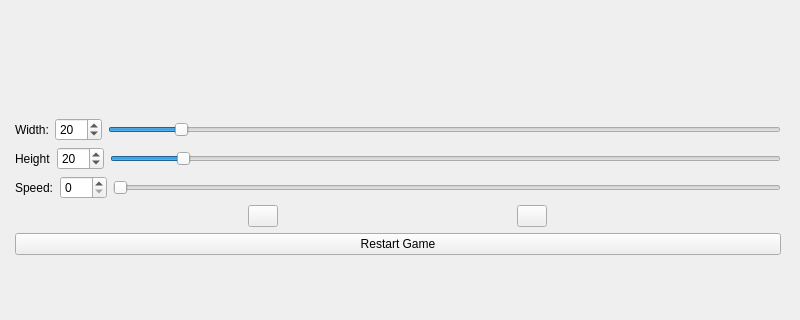
First picture: the form in src/Game_Of_Life/Qt_assets/main.ui, repository Secozzi/Cellular-Automation, before the edit; both pictures show x 0 to 800 and y 103 to 423 of the 800 by 600 pixel window.
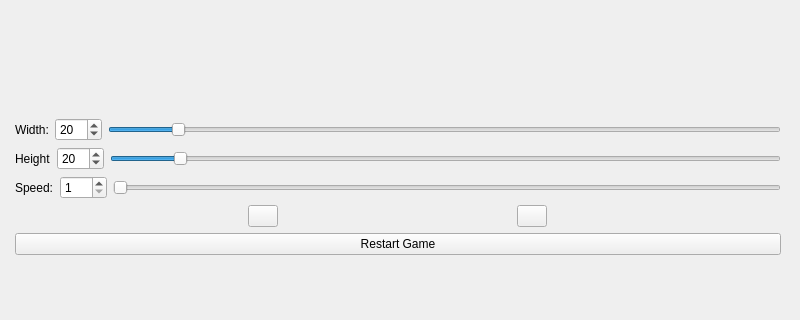
Second picture: the form after the edit. Icons and pictures are not drawn. Custom widgets are drawn as their Qt base class.

Patch:
```diff
--- a/src/Game_Of_Life/Qt_assets/main.ui
+++ b/src/Game_Of_Life/Qt_assets/main.ui
@@ -75,6 +75,9 @@
           <property name="whatsThis">
            <string>Width of game</string>
           </property>
+          <property name="minimum">
+           <number>1</number>
+          </property>
           <property name="maximum">
            <number>200</number>
           </property>
@@ -124,6 +127,9 @@
           <property name="whatsThis">
            <string>Height of game</string>
           </property>
+          <property name="minimum">
+           <number>1</number>
+          </property>
           <property name="maximum">
            <number>200</number>
           </property>
@@ -172,6 +178,9 @@
           <property name="whatsThis">
            <string>Number of generations per second</string>
           </property>
+          <property name="minimum">
+           <number>1</number>
+          </property>
           <property name="maximum">
            <number>999</number>
           </property>
```
Left out of the diff: 19 changed lines with no effect on the pictures.
